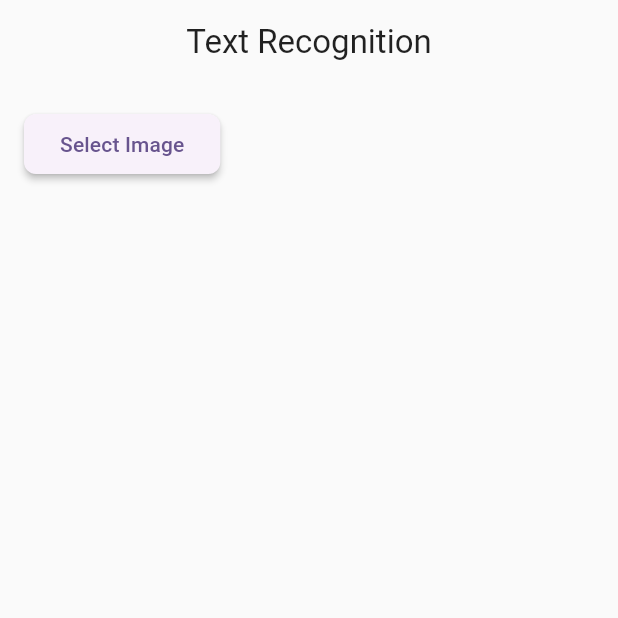
After one commit to kuberanb/cric, a Flutter app: the TextExtractionPage screen opened directly, after a tap on "Select Image", on a phone screen of 412 x 824 dp, the top half of it. The commit adds this screen. Run offline on Flutter 3.47's test engine with Material 3 defaults, Android fonts, the phone set to English and light mode, and no system bars; our stand-ins replace connectivity_plus, dio, fl_chart, get, graphql_flutter, image_picker and 1 more; missing offline and left inert: google_mlkit_text_recognition, workmanager; accounts and stored records are empty; network calls fail; statements that could not run were skipped.

Commit message:
text extraction completed

```diff
--- /dev/null
+++ b/lib/features/text_extraction/data/models/extracted_text_model.dart
@@ -0,0 +1,10 @@
+
+import '../../domain/entities/extracted_text.dart';
+
+class ExtractedTextModel extends ExtractedText {
+  ExtractedTextModel({required super.text});
+
+  factory ExtractedTextModel.fromRaw(String rawText) {
+    return ExtractedTextModel(text: rawText);
+  }
+}
--- /dev/null
+++ b/lib/features/text_extraction/domain/entities/extracted_text.dart
@@ -0,0 +1,6 @@
+
+class ExtractedText {
+  final String text;
+
+  ExtractedText({required this.text});
+}
--- /dev/null
+++ b/lib/features/text_extraction/presentation/controllers/text_extraction_controller.dart
@@ -0,0 +1,22 @@
+import 'dart:io';
+import 'package:get/get.dart';
+import '../../data/repositories/text_extraction_repository_impl.dart';
+import '../../domain/entities/extracted_text.dart';
+
+class TextExtractionController extends GetxController {
+  final repository = TextExtractionRepositoryImpl();
+  var extractedText = ''.obs;
+  var isLoading = false.obs;
+
+  Future<void> extractText(File imageFile) async {
+    isLoading.value = true;
+    try {
+      ExtractedText result = await repository.extractTextFromImage(imageFile);
+      extractedText.value = result.text;
+    } catch (e) {
+      extractedText.value = 'Error: ${e.toString()}';
+    } finally {
+      isLoading.value = false;
+    }
+  }
+}
--- /dev/null
+++ b/lib/features/text_extraction/presentation/pages/text_extraction_screen.dart
@@ -0,0 +1,53 @@
+import 'dart:io';
+import 'package:flutter/material.dart';
+import 'package:get/get.dart';
+import 'package:image_picker/image_picker.dart';
+import '../controllers/text_extraction_controller.dart';
+
+class TextExtractionPage extends StatelessWidget {
+   TextExtractionPage({super.key});
+    final controller = Get.put(TextExtractionController());
+
+
+
+  Future<void> _pickImage() async {
+    final picker = ImagePicker();
+    final picked = await picker.pickImage(source: ImageSource.gallery);
+    if (picked != null) {
+      controller.extractText(File(picked.path));
+    }
+  }
+
+  @override
+  Widget build(BuildContext context) {
+    return Scaffold(
+      appBar: AppBar(title: const Text('Text Recognition')),
+      body: Padding(
+        padding: const EdgeInsets.all(16.0),
+        child: Obx(() {
+          if (controller.isLoading.value) {
+            return const Center(child: CircularProgressIndicator());
+          }
+          return Column(
+            crossAxisAlignment: CrossAxisAlignment.start,
+            children: [
+              ElevatedButton(
+                onPressed: _pickImage,
+                child: const Text('Select Image'),
+              ),
+              const SizedBox(height: 20),
+              Expanded(
+                child: SingleChildScrollView(
+                  child: Text(
+                    controller.extractedText.value,
+                    style: const TextStyle(fontSize: 16),
+                  ),
+                ),
+              ),
+            ],
+          );
+        }),
+      ),
+    );
+  }
+}
--- a/pubspec.yaml
+++ b/pubspec.yaml
@@ -42,6 +42,8 @@ dependencies:
   fl_chart: ^1.0.0
   workmanager: ^0.8.0
   connectivity_plus: ^6.0.0
+  image_picker: ^1.1.2
+  google_mlkit_text_recognition: ^0.11.0
 
 dev_dependencies:
   flutter_test:
```
Also changed, not shown: lib/features/home/presentation/pages/home_screen.dart (+11 -1 lines), lib/features/profile/data/datasources/remote_datasouce.dart (+7 -9 lines), lib/features/text_extraction/data/repositories/text_extraction_repository_impl.dart (added, +20 -0 lines), lib/features/text_extraction/domain/repositories/text_extraction_repository.dart (added, +8 -0 lines), 2 other files.
